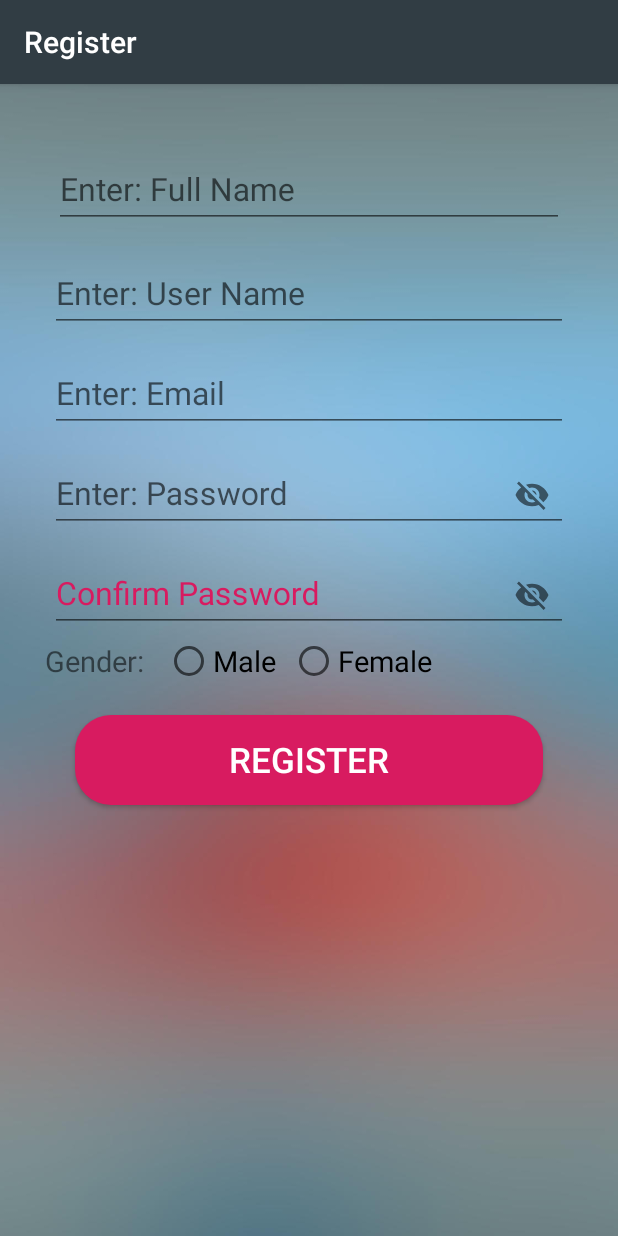
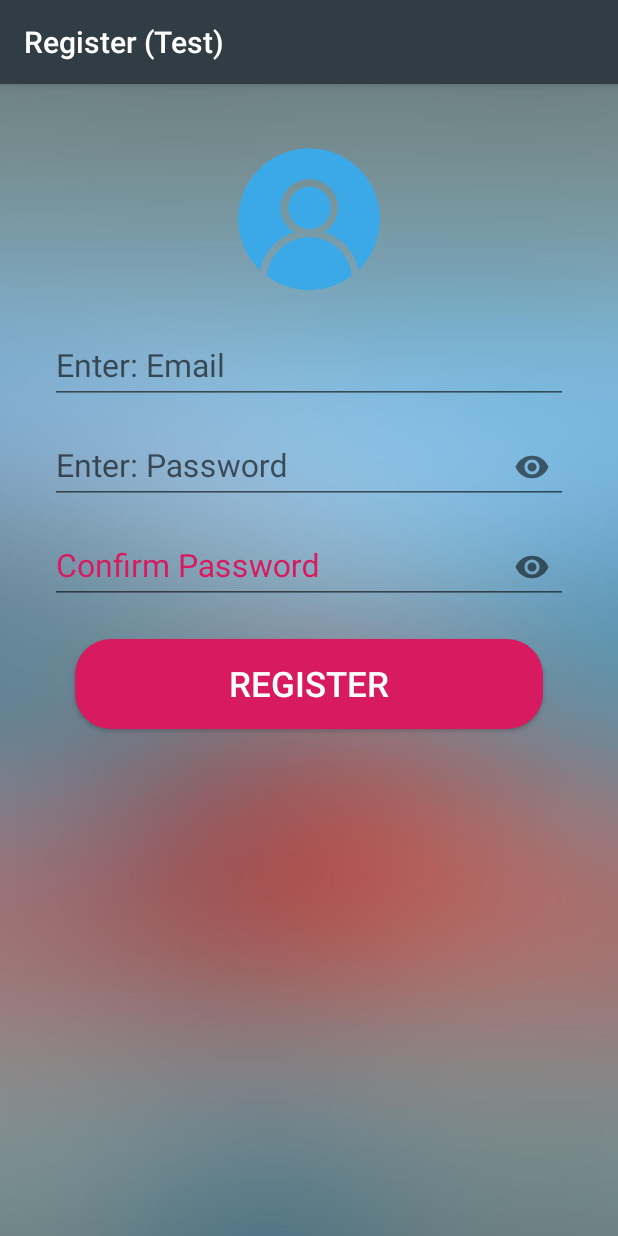
Before and after one commit to ShuvasRayamajhi/AndroidTouristApp, an Android app: the screen it shows after launch (Sign_Form), after a tap on "REGISTER", on a phone screen of 412 x 824 dp. Run offline under Robolectric (Android 15) with nearby library versions, the phone set to English and light mode, and no system bars; our stand-ins replace Firebase (no records; nobody signed in at launch, a user with empty details on screens opened directly).

Commit message:
register users and save data to Firebase database

```diff
--- a/app/build.gradle
+++ b/app/build.gradle
@@ -1,5 +1,6 @@
 apply plugin: 'com.android.application'
 apply plugin: 'com.google.gms.google-services'
+
 
 android {
     compileSdkVersion 29
--- a/app/src/main/AndroidManifest.xml
+++ b/app/src/main/AndroidManifest.xml
@@ -16,9 +16,9 @@
         android:supportsRtl="true"
         android:theme="@style/AppTheme">
         <activity android:name=".MainActivity"></activity>
-        <activity android:name=".Sign_Form" />
+        <activity android:name=".Log_Form" />
         <activity android:name=".MemberPage" />
-        <activity android:name=".Log_Form">
+        <activity android:name=".Sign_Form">
             <intent-filter>
                 <action android:name="android.intent.action.MAIN" />
 
--- a/app/src/main/java/com/rayamajs/cwapp/Sign_Form.java
+++ b/app/src/main/java/com/rayamajs/cwapp/Sign_Form.java
@@ -1,15 +1,108 @@
 package com.rayamajs.cwapp;
 
+import androidx.annotation.NonNull;
 import androidx.appcompat.app.AppCompatActivity;
 
+import android.content.Intent;
 import android.os.Bundle;
+import android.text.TextUtils;
+import android.view.View;
+import android.widget.Button;
+import android.widget.EditText;
+import android.widget.ProgressBar;
+import android.widget.Toast;
+
+import com.google.android.gms.tasks.OnCompleteListener;
+import com.google.android.gms.tasks.Task;
+import com.google.firebase.auth.AuthResult;
+import com.google.firebase.auth.FirebaseAuth;
 
 public class Sign_Form extends AppCompatActivity {
+
+    EditText emailTxt, passwordTxt, confirmTxt;
+    Button buttonReg;
+    ProgressBar progressBar;
+    private FirebaseAuth mAuth;
 
     @Override
     protected void onCreate(Bundle savedInstanceState) {
         super.onCreate(savedInstanceState);
         setContentView(R.layout.activity_sign__form);
-        getSupportActionBar().setTitle("Register");
+
+        getSupportActionBar().setTitle("Register (Test)");
+
+        emailTxt = (EditText) findViewById(R.id.email_txt);
+        passwordTxt = (EditText) findViewById(R.id.password_txt);
+        confirmTxt = (EditText) findViewById(R.id.confirmPass_txt);
+        buttonReg = (Button) findViewById(R.id.register_btn);
+        progressBar = (ProgressBar) findViewById(R.id.progressBar);
+
+        mAuth = FirebaseAuth.getInstance();
+
+        buttonReg.setOnClickListener(new View.OnClickListener() {
+            @Override
+            public void onClick(View view) {
+                String email = emailTxt.getText().toString().trim();
+                String password = passwordTxt.getText().toString().trim();
+                String confirmPassword = confirmTxt.getText().toString().trim();
+
+                if(email.isEmpty()) {
+                    Toast.makeText(Sign_Form.this,"Enter Email", Toast.LENGTH_SHORT).show();
+                    return;
+                }
+                if(password.isEmpty()) {
+                    Toast.makeText(Sign_Form.this,"Enter Password", Toast.LENGTH_SHORT).show();
+                    return;
+                }
+                if(confirmPassword.isEmpty()) {
+                    Toast.makeText(Sign_Form.this,"Confirm Your Email", Toast.LENGTH_SHORT).show();
+                    return;
+                }
+
+                if (password.length()<6) {
+                    Toast.makeText(Sign_Form.this,"Password is too short", Toast.LENGTH_SHORT).show();
+                    return;
+                }
+                if (!password.equals(confirmPassword)) {
+                    Toast.makeText(Sign_Form.this,"Passwords are not equal", Toast.LENGTH_SHORT).show();
+                    return;
+
+                }
+
+                progressBar.setVisibility(View.VISIBLE);
+
+                if (password.equals(confirmPassword)) {
+                    mAuth.createUserWithEmailAndPassword(email, password)
+                            .addOnCompleteListener(Sign_Form.this, new OnCompleteListener<AuthResult>() {
+                                @Override
+
+                                public void onComplete(@NonNull Task<AuthResult> task) {
+
+                                    progressBar.setVisibility(View.GONE);
+
+                                    if (task.isSuccessful()) {
+                                        //startActivity(new Intent(getApplicationContext(), MemberPage.class));
+                                        Toast.makeText(Sign_Form.this, "Registered", Toast.LENGTH_SHORT).show();
+
+                                    } else {
+
+                                        Toast.makeText(Sign_Form.this, "Failed to Authenticate", Toast.LENGTH_SHORT).show();
+
+                                    }
+
+                                    // ...
+                                }
+                            });
+
+                }
+
+            }
+
+        });
+
+
     }
+
+
+
 }
--- a/app/src/main/res/layout/activity_sign__form.xml
+++ b/app/src/main/res/layout/activity_sign__form.xml
@@ -9,57 +9,30 @@
     android:padding="30dp"
     tools:context=".Sign_Form">
 
+    <ImageView
+        android:layout_width="match_parent"
+        android:layout_height="120dp"
+        android:src="@drawable/log_icon"
+        android:padding="10dp"
+        />
+
+
     <com.google.android.material.textfield.TextInputLayout
+        android:id="@+id/TextInputLayout"
         android:layout_width="match_parent"
         android:layout_height="wrap_content"
+        android:layout_margin="3dp"
         android:focusable="true"
-        android:focusableInTouchMode="true"
-        android:layout_margin="6dp"
-        >
+        android:focusableInTouchMode="true">
 
         <EditText
+            android:id="@+id/email_txt"
             android:layout_width="match_parent"
             android:layout_height="wrap_content"
-            android:hint="Enter: Full Name"
             android:ems="10"
+            android:hint="Enter: Email"
             android:inputType="text"
-            android:textSize="21sp"
-            />
-    </com.google.android.material.textfield.TextInputLayout>
-
-    <com.google.android.material.textfield.TextInputLayout
-        android:layout_width="match_parent"
-        android:layout_height="wrap_content"
-        android:focusable="true"
-        android:focusableInTouchMode="true"
-        android:layout_margin="3dp"
-        >
-
-        <EditText
-            android:layout_width="match_parent"
-            android:layout_height="wrap_content"
-            android:hint="Enter: User Name"
-            android:ems="10"
-            android:inputType="text"
-            android:textSize="21sp"
-            />
-    </com.google.android.material.textfield.TextInputLayout>
-
-    <com.google.android.material.textfield.TextInputLayout
-        android:layout_width="match_parent"
-        android:layout_height="wrap_content"
-        android:focusable="true"
-        android:focusableInTouchMode="true"
-        android:layout_margin="3dp"        >
-
-        <EditText
-            android:layout_width="match_parent"
-            android:layout_height="wrap_content"
-            android:hint="Enter: Email"
-            android:ems="10"
-            android:inputType="text"
-            android:textSize="21sp"
-            />
+            android:textSize="21sp" />
     </com.google.android.material.textfield.TextInputLayout>
 
     <com.google.android.material.textfield.TextInputLayout
@@ -72,13 +45,13 @@
         >
 
         <EditText
+            android:id="@+id/password_txt"
             android:layout_width="match_parent"
             android:layout_height="wrap_content"
+            android:ems="10"
             android:hint="Enter: Password"
-            android:ems="10"
-            android:inputType="text"
-            android:textSize="21sp"
-            />
+            android:inputType="textPassword"
+            android:textSize="21sp" />
     </com.google.android.material.textfield.TextInputLayout>
 
     <com.google.android.material.textfield.TextInputLayout
@@ -92,52 +65,34 @@
         >
 
         <EditText
+            android:id="@+id/confirmPass_txt"
             android:layout_width="match_parent"
             android:layout_height="wrap_content"
+            android:ems="10"
             android:hint="Confirm Password"
-            android:ems="10"
-            android:inputType="text"
-            android:textSize="21sp"
-            />
+            android:inputType="textPassword"
+            android:textSize="21sp" />
     </com.google.android.material.textfield.TextInputLayout>
 
-    <RadioGroup
-        android:layout_width="match_parent"
-        android:layout_height="wrap_content"
-        android:orientation="horizontal">
-
-        <TextView
-            android:layout_width="wrap_content"
-            android:layout_height="wrap_content"
-            android:text="Gender: "
-            android:textSize="19sp"
-            />
-
-        <RadioButton
-            android:layout_width="wrap_content"
-            android:layout_height="wrap_content"
-            android:text="Male"
-            android:layout_marginLeft="9dp"
-            android:textSize="19sp"
-            />
-        <RadioButton
-            android:layout_width="wrap_content"
-            android:layout_height="wrap_content"
-            android:layout_marginLeft="9dp"
-            android:text="Female"
-            android:textSize="19sp"
-            />
-    </RadioGroup>
 
     <Button
+        android:id="@+id/register_btn"
         android:layout_width="match_parent"
         android:layout_height="60dp"
+        android:layout_margin="20dp"
+        android:background="@drawable/rounded_button"
         android:text="Register"
-        android:textSize="23sp"
-        android:layout_margin="20dp"
         android:textColor="#ffffff"
-        android:background="@drawable/rounded_button"
-        />
+        android:textSize="23sp" />
+
+    <ProgressBar
+        android:id="@+id/progressBar"
+        android:layout_width="wrap_content"
+        android:layout_height="wrap_content"
+        android:layout_gravity="center_horizontal"
+        android:layout_marginTop="2dp"
+        android:visibility="gone" />
+
 
 
 </LinearLayout>
--- a/build.gradle
+++ b/build.gradle
@@ -8,6 +8,7 @@ buildscript {
     }
     dependencies {
         classpath 'com.android.tools.build:gradle:3.5.0'
+        classpath 'com.google.gms:google-services:4.2.0'
 
         // NOTE: Do not place your application dependencies here; they belong
         // in the individual module build.gradle files
```
